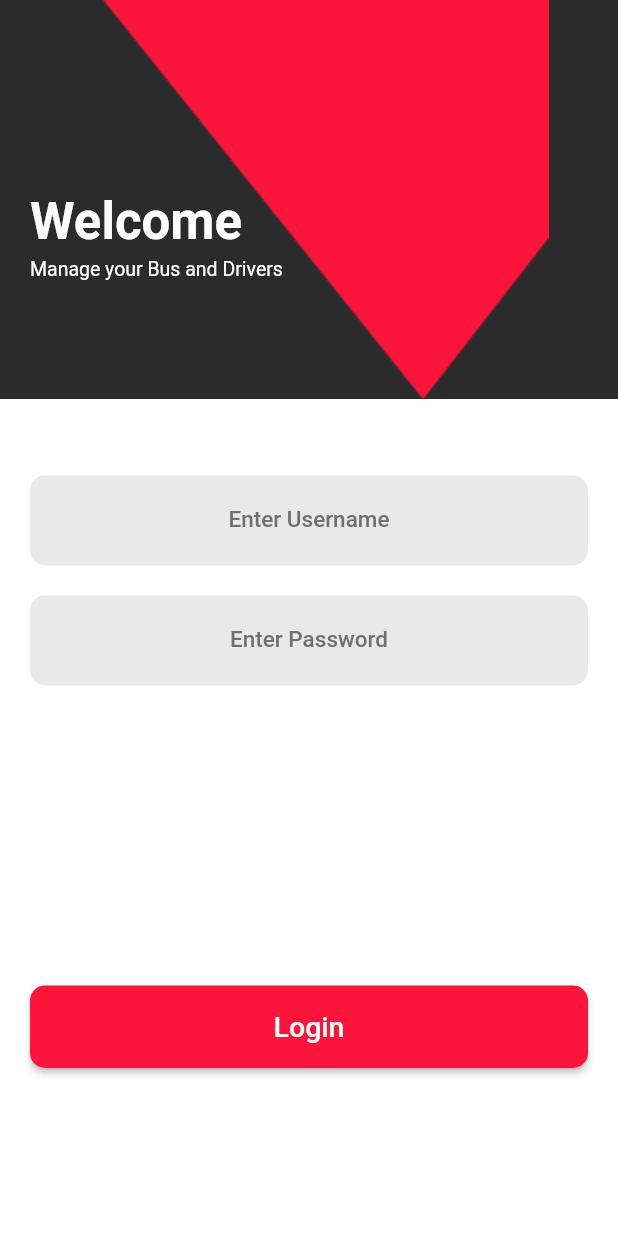
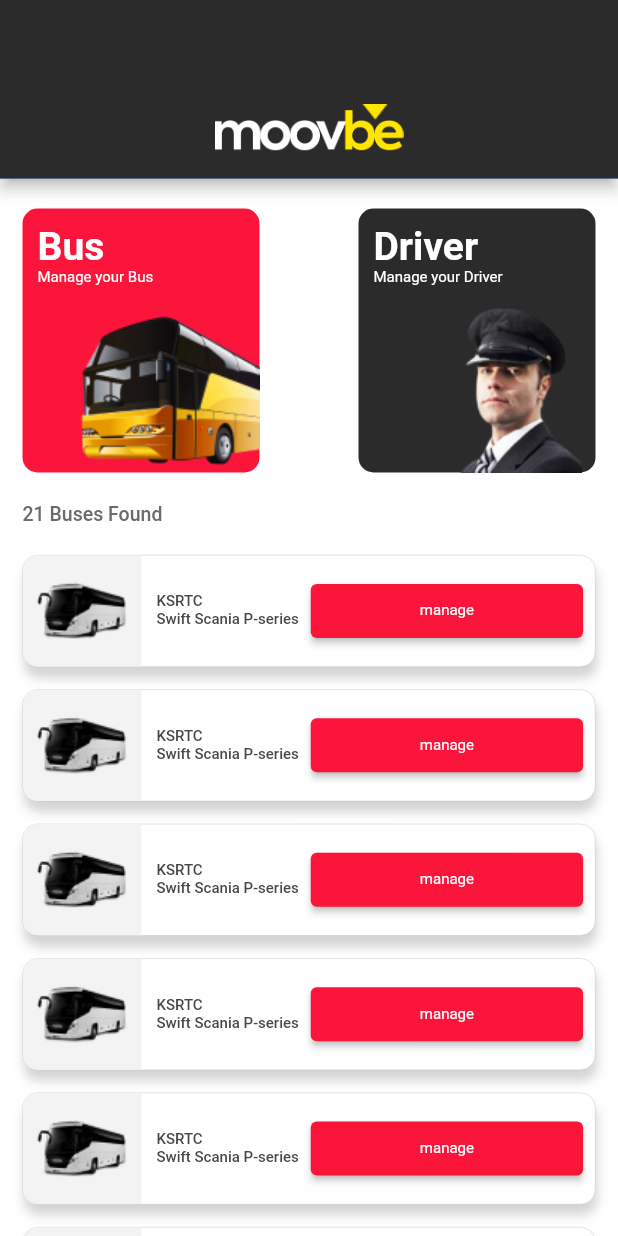
Before and after one commit to rasinchungath/movbee-flutter-test, a Flutter app: the screen it shows after launch, after a tap on "Get Started", after a tap on "Login", on a phone screen of 412 x 824 dp. Run offline on Flutter 3.47's test engine with Material 2 defaults, Android fonts, the phone set to English and light mode, and no system bars.

Commit message:
home screen completed

```diff
--- a/lib/constants/colors.dart
+++ b/lib/constants/colors.dart
@@ -4,3 +4,4 @@ const kRedBGColor = Color(0xFFFC153B);
 const kPrimaryColor = Color(0xFF2B2B2B);
 const kWhiteBGColor = Color(0xFFFFFFFF);
 const kTextFieldColor = Color(0xFF2A2A2A);
+const kDriverBgColor = Color(0xFF6A6A6A);
--- /dev/null
+++ b/lib/custom widgets/logo.dart
@@ -0,0 +1,23 @@
+import 'package:flutter/material.dart';
+
+class MovbeeLogo extends StatelessWidget {
+  const MovbeeLogo({super.key});
+
+  @override
+  Widget build(BuildContext context) {
+    return Stack(
+      children: [
+        SizedBox(height: 60, child: Image.asset('assets/images/moovbe.png')),
+        Positioned(
+          right: 52,
+          top: -5,
+          child: Image.asset(
+            'assets/images/Polygon 1.png',
+            height: 24.28,
+            width: 26.39,
+          ),
+        ),
+      ],
+    );
+  }
+}
--- a/lib/main.dart
+++ b/lib/main.dart
@@ -1,4 +1,5 @@
 import 'package:flutter/material.dart';
+import 'package:machine_test/screens/bus_list_screen.dart';
 import 'package:machine_test/screens/login_screen.dart';
 import 'package:machine_test/screens/welcome_screen.dart';
 
@@ -20,6 +21,7 @@ class MyApp extends StatelessWidget {
       routes: {
         WelcomeScreen.id: (context) => const WelcomeScreen(),
         LoginScreen.id: (context) => const LoginScreen(),
+        BusListScreen.id: (context) => const BusListScreen(),
       },
     );
   }
--- /dev/null
+++ b/lib/screens/bus_list_screen.dart
@@ -0,0 +1,62 @@
+import 'package:flutter/material.dart';
+import 'package:machine_test/constants/colors.dart';
+import '../utils/bus_card.dart';
+import '../utils/bus_list_appbar.dart';
+import '../utils/bus_manage_card.dart';
+import '../utils/driver_card.dart';
+
+class BusListScreen extends StatelessWidget {
+  static const String id = 'busDetail_screen';
+
+  const BusListScreen({super.key});
+
+  @override
+  Widget build(BuildContext context) {
+    return Scaffold(
+        backgroundColor: kWhiteBGColor,
+        appBar: appBar(),
+        body: SingleChildScrollView(
+          child: Padding(
+            padding: const EdgeInsets.only(left: 15, right: 15,),
+            child: Column(
+              crossAxisAlignment: CrossAxisAlignment.start,
+              children: [
+                const SizedBox(height: 20,),
+                Row(
+                  mainAxisAlignment: MainAxisAlignment.spaceBetween,
+                  children: const [
+                    BusCard(),
+                    DriverCard(),
+
+                  ],
+                ),
+                const SizedBox(
+                  height: 20,
+                ),
+                const Text(
+                    '21 Buses Found',
+                    style: TextStyle(
+                      fontWeight: FontWeight.w500,
+                      fontSize: 13,
+                      color: Color(0xFF6B6B6B),
+                    ),
+                  ),
+                  const SizedBox(height: 20,),
+                  ListView.builder(
+                   shrinkWrap: true,
+                   physics: const ScrollPhysics(),
+
+                   itemCount: 10,
+                   itemBuilder: (context, index) => const Padding(
+                     padding: EdgeInsets.only(bottom: 15),
+                     child: BusManageCard(),
+                   ),
+                 ),
+
+
+              ],
+            ),
+          ),
+        ));
+  }
+}
--- a/lib/screens/login_screen.dart
+++ b/lib/screens/login_screen.dart
@@ -1,6 +1,7 @@
 import 'package:flutter/material.dart';
 import 'package:machine_test/constants/colors.dart';
 import 'package:machine_test/custom%20widgets/custom_button.dart';
+import 'package:machine_test/screens/bus_list_screen.dart';
 
 import '../custom widgets/custom_textfield.dart';
 
@@ -11,6 +12,7 @@ class LoginScreen extends StatelessWidget {
   @override
   Widget build(BuildContext context) {
     return Scaffold(
+      resizeToAvoidBottomInset: false,
       backgroundColor: kWhiteBGColor,
       body: Column(
         children: [
@@ -66,7 +68,9 @@ class LoginScreen extends StatelessWidget {
             padding: const EdgeInsets.only(left: 20, right: 20,),
             child: CustomButton(label: 'Login',
             buttonColor: kRedBGColor,
-            onpressed: (){},
+            onpressed: (){
+              Navigator.pushReplacementNamed(context, BusListScreen.id);
+            },
             textColor: kWhiteBGColor,),
           ),
 
--- a/lib/screens/welcome_screen.dart
+++ b/lib/screens/welcome_screen.dart
@@ -1,5 +1,6 @@
 import 'package:flutter/material.dart';
 import 'package:machine_test/custom%20widgets/custom_button.dart';
+import 'package:machine_test/custom%20widgets/logo.dart';
 import 'package:machine_test/screens/login_screen.dart';
 import '../constants/colors.dart';
 
@@ -24,22 +25,7 @@ class WelcomeScreen extends StatelessWidget {
               const SizedBox(
                 height: 340,
               ),
-              Stack(
-                children: [
-                  SizedBox(
-                      height: 60,
-                      child: Image.asset('assets/images/moovbe.png')),
-                  Positioned(
-                    right: 52,
-                    top: -5,
-                    child: Image.asset(
-                      'assets/images/Polygon 1.png',
-                      height: 24.28,
-                      width: 26.39,
-                    ),
-                  ),
-                ],
-              ),
+              const MovbeeLogo(),
               const SizedBox(
                 height: 270,
               ),
--- /dev/null
+++ b/lib/utils/bus_card.dart
@@ -0,0 +1,53 @@
+import 'package:flutter/material.dart';
+
+import '../constants/colors.dart';
+
+class BusCard extends StatelessWidget {
+  const BusCard({super.key});
+
+  @override
+  Widget build(BuildContext context) {
+    return Stack(
+      children: [
+        Container(
+          width: 158,
+          height: 176,
+          decoration: BoxDecoration(
+            borderRadius: BorderRadius.circular(10),
+            color: kRedBGColor,
+          ),
+        ),
+        Positioned(
+          bottom: 3,
+          right: 0,
+          child: Image.asset('assets/images/image 2.png'),
+        ),
+        Positioned(
+          top: 10,
+          left: 10,
+          child: Column(
+            crossAxisAlignment: CrossAxisAlignment.start,
+            children: const [
+              Text(
+                'Bus',
+                style: TextStyle(
+                  color: kWhiteBGColor,
+                  fontSize: 26,
+                  fontWeight: FontWeight.w700,
+                ),
+              ),
+              Text(
+                'Manage your Bus',
+                style: TextStyle(
+                  color: kWhiteBGColor,
+                  fontSize: 10,
+                  fontWeight: FontWeight.w400,
+                ),
+              ),
+            ],
+          ),
+        ),
+      ],
+    );
+  }
+}
--- /dev/null
+++ b/lib/utils/bus_list_appbar.dart
@@ -0,0 +1,40 @@
+import 'package:flutter/material.dart';
+
+import '../constants/colors.dart';
+
+AppBar appBar(){
+  return  AppBar(
+        toolbarHeight: 119,
+        flexibleSpace: Container(
+          color: kPrimaryColor,
+          child: Column(
+            mainAxisAlignment: MainAxisAlignment.center,
+            children: [
+              const SizedBox(
+                height: 55,
+              ),
+              Stack(
+                children: [
+                  SizedBox(
+                    height: 35,
+                    width: 126,
+                    child: Image.asset(
+                      'assets/images/moovbe.png',
+                    ),
+                  ),
+                  Positioned(
+                    right: 6,
+                    top: -10,
+                    child: Image.asset(
+                      'assets/images/Polygon 1.png',
+                      height: 24.28,
+                      width: 26.39,
+                    ),
+                  ),
+                ],
+              ),
+            ],
+          ),
+        ),
+      );
+}
--- /dev/null
+++ b/lib/utils/bus_manage_card.dart
@@ -0,0 +1,89 @@
+import 'package:flutter/material.dart';
+
+import '../constants/colors.dart';
+
+class BusManageCard extends StatelessWidget {
+  const BusManageCard({super.key});
+
+  @override
+  Widget build(BuildContext context) {
+    return  Container(
+      decoration: BoxDecoration(
+        border: Border.all(
+            width: 0.3, color: const Color(0xFFC1C1C1)),
+        borderRadius: BorderRadius.circular(10),
+        color: kWhiteBGColor,
+        boxShadow: const [
+          BoxShadow(
+            offset: Offset(1, 7),
+            blurRadius: 5,
+            color: Color(0xFFD4D4D4),
+          ),
+        ],
+      ),
+      child: Row(
+        children: [
+          Container(
+            width: 79,
+            height: 74,
+            decoration: const BoxDecoration(
+                color: Color(0xFFF3F3F3),
+                borderRadius: BorderRadius.only(
+                    topLeft: Radius.circular(10),
+                    bottomLeft: Radius.circular(10))),
+            child: Image.asset(
+              'assets/images/image 3.png',
+            ),
+          ),
+          const SizedBox(
+            width: 10,
+          ),
+          Column(
+            mainAxisAlignment: MainAxisAlignment.center,
+            crossAxisAlignment: CrossAxisAlignment.start,
+            children: const [
+              Text(
+                'KSRTC',
+                style: TextStyle(
+                  fontSize: 10,
+                  fontWeight: FontWeight.w500,
+                  color: Color(0xff474747),
+                ),
+              ),
+              Text(
+                'Swift Scania P-series',
+                style: TextStyle(
+                  fontSize: 10,
+                  fontWeight: FontWeight.w500,
+                  color: Color(0xff474747),
+                ),
+              ),
+            ],
+          ),
+          Expanded(
+            child: Padding(
+              padding: const EdgeInsets.all(8.0),
+              child: ElevatedButton(
+                onPressed: () {},
+                style: ButtonStyle(
+                  backgroundColor:
+                      MaterialStateProperty.all(kRedBGColor),
+                  shape: MaterialStateProperty.all<
+                      RoundedRectangleBorder>(
+                    RoundedRectangleBorder(
+                      borderRadius: BorderRadius.circular(4),
+                    ),
+                  ),
+                ),
+                child: const Text('manage', style: TextStyle(
+                  fontSize: 10,
+                  fontWeight: FontWeight.w400,
+                ),),
+              ),
+            ),
+          ),
+        ],
+      ),
+    );
+  }
+}
--- /dev/null
+++ b/lib/utils/driver_card.dart
@@ -0,0 +1,55 @@
+import 'package:flutter/material.dart';
+import 'package:machine_test/constants/colors.dart';
+
+class DriverCard extends StatelessWidget {
+  const DriverCard({super.key});
+
+  @override
+  Widget build(BuildContext context) {
+    return Stack(
+      children: [
+        Container(
+          width: 158,
+          height: 176,
+          decoration: BoxDecoration(
+            borderRadius: BorderRadius.circular(10),
+            color: kPrimaryColor,
+          ),
+        ),
+        Positioned(
+          bottom: 0,
+          right: 9,
+          child: Image.asset(
+            'assets/images/driver.png',
+            height: 117,
+          ),
+        ),
+        Positioned(
+          top: 10,
+          left: 10,
+          child: Column(
+            crossAxisAlignment: CrossAxisAlignment.start,
+            children: const [
+              Text(
+                'Driver',
+                style: TextStyle(
+                  color: kWhiteBGColor,
+                  fontSize: 26,
+                  fontWeight: FontWeight.w700,
+                ),
+              ),
+              Text(
+                'Manage your Driver',
+                style: TextStyle(
+                  color: kWhiteBGColor,
+                  fontSize: 10,
+                  fontWeight: FontWeight.w400,
+                ),
+              ),
+            ],
+          ),
+        ),
+      ],
+    );
+  }
+}
```
